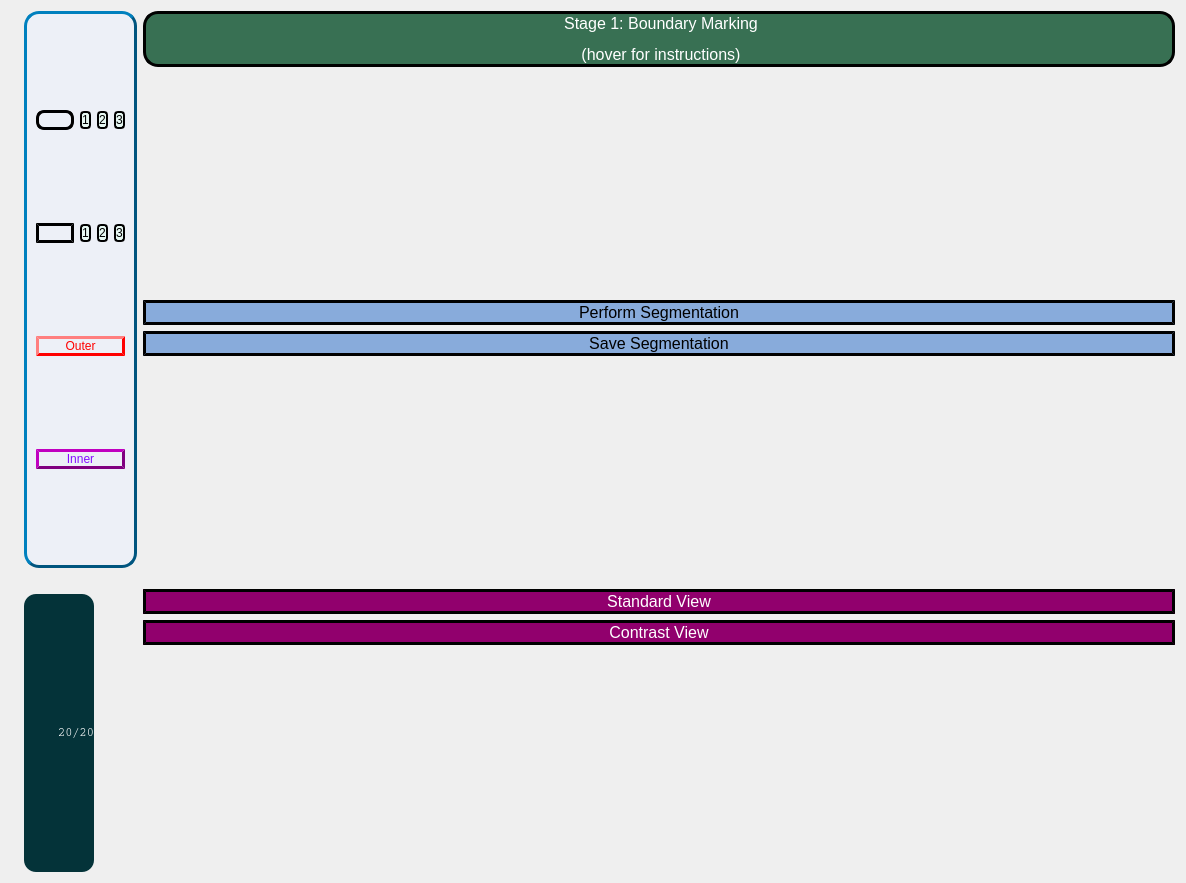
This is FetalMRI_Workspace.ui in EldanChodorov/Automated_FetalMRI as Qt 5 draws it before an edit. The edited form follows.
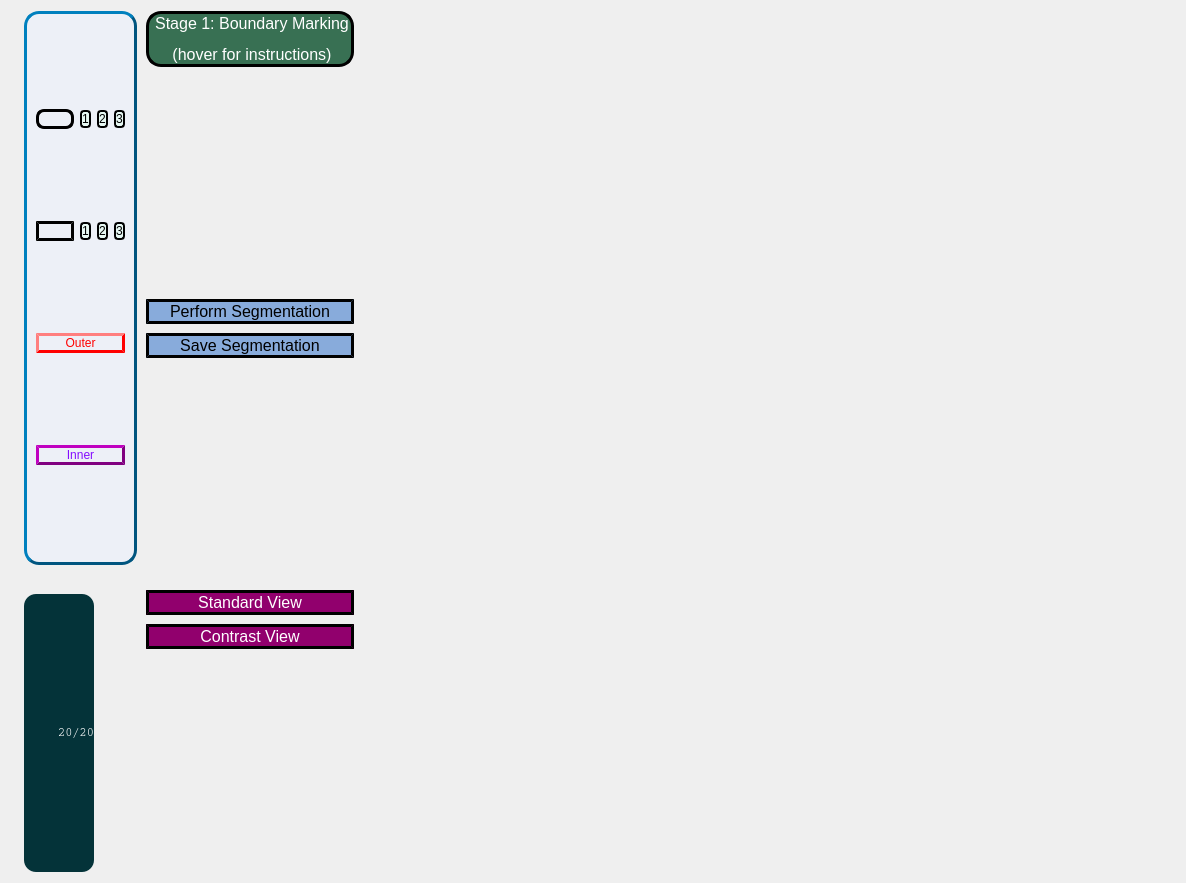
This is the edited form. Icons and pictures are not drawn.

Commit message: fixed scroll bars

Diff of the .ui file:
```diff
--- a/FetalMRI_Workspace.ui
+++ b/FetalMRI_Workspace.ui
@@ -29,7 +29,13 @@
       <number>13</number>
      </property>
      <item>
-      <layout class="QHBoxLayout" name="ImageLayout" stretch="0,1">
+      <layout class="QHBoxLayout" name="ImageLayout" stretch="0,0,1">
+       <property name="spacing">
+        <number>9</number>
+       </property>
+       <property name="topMargin">
+        <number>0</number>
+       </property>
        <item>
         <layout class="QVBoxLayout" name="toolkitLayout" stretch="1,0,0">
          <item>
@@ -276,6 +282,9 @@
        </item>
        <item>
         <layout class="QVBoxLayout" name="performSegBtnsLayout">
+         <property name="sizeConstraint">
+          <enum>QLayout::SetMaximumSize</enum>
+         </property>
          <item>
           <widget class="QLabel" name="instructions">
            <property name="toolTip">
@@ -398,6 +407,9 @@
          </item>
         </layout>
        </item>
+       <item>
+        <layout class="QVBoxLayout" name="scrollLayout"/>
+       </item>
       </layout>
      </item>
     </layout>
```
The commit also changes 3 other files.
